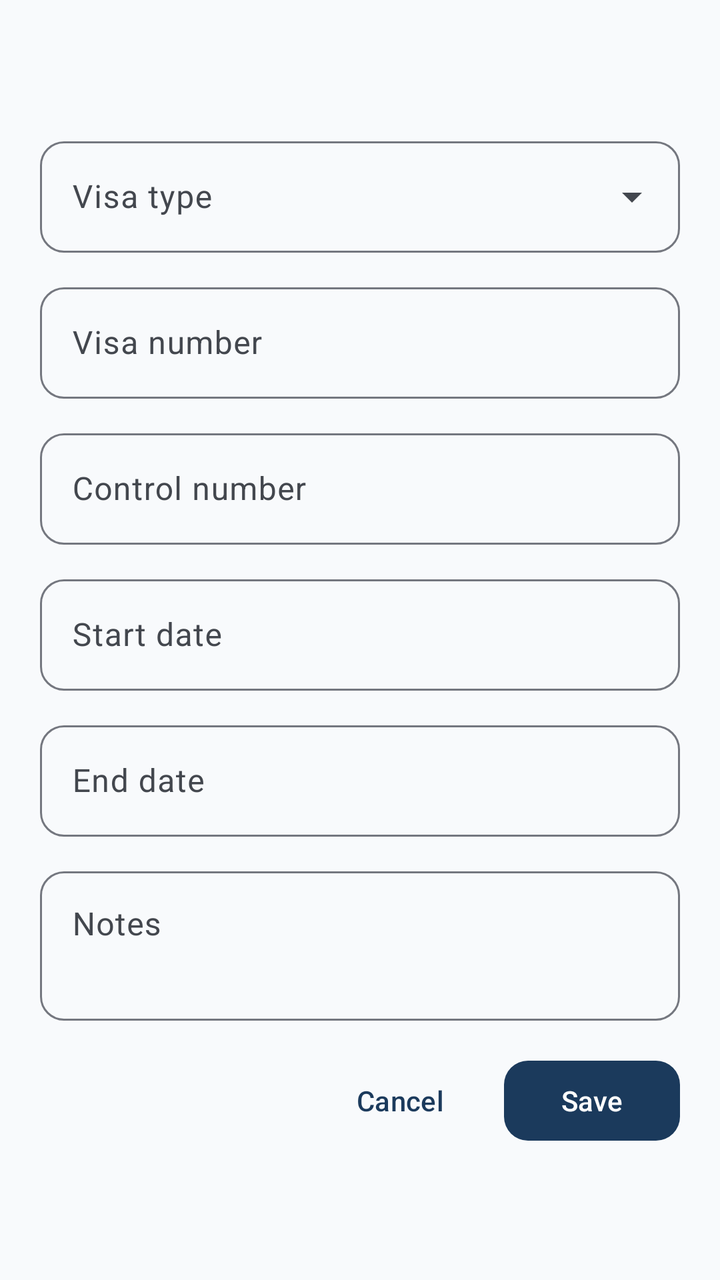
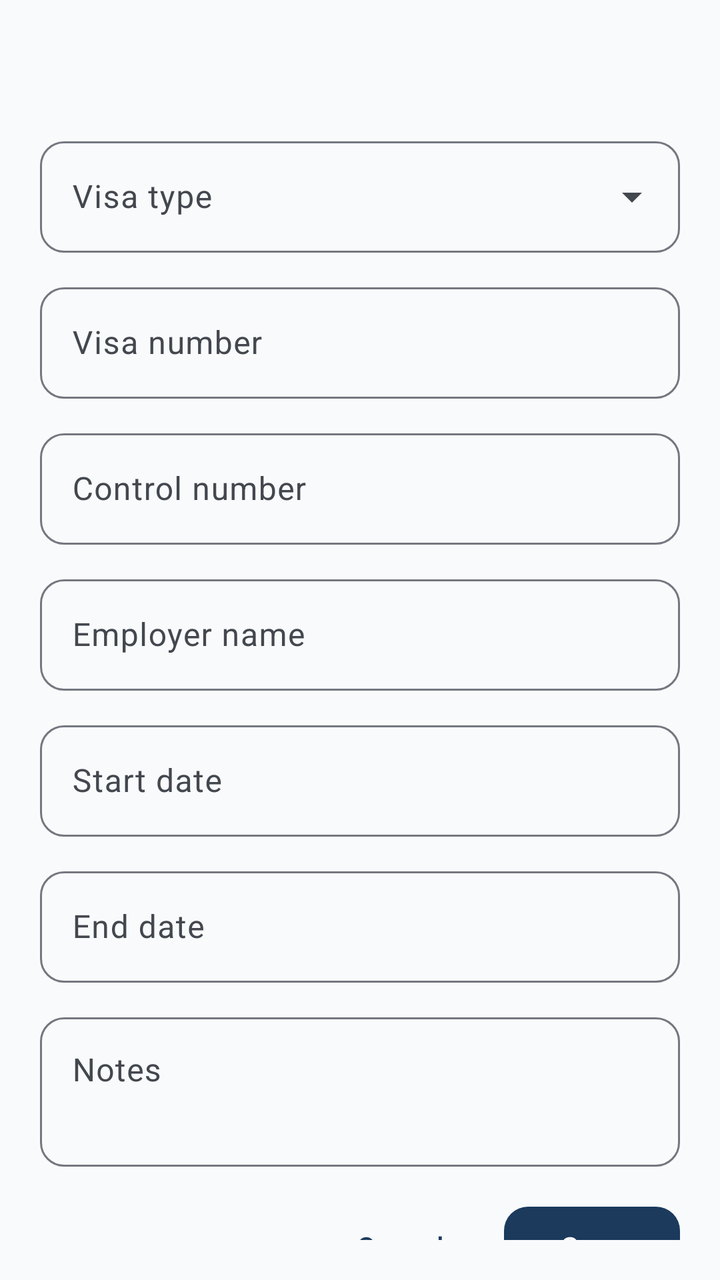

Compare the two renders of this Android layout. The source of the first and the diff that turns it into the second are given below.
<!-- AndroidManifest.xml: application theme Theme.ImmigrantVault -->
<!-- res/layout/bottom_sheet_visa_form.xml -->
<?xml version="1.0" encoding="utf-8"?>
<androidx.core.widget.NestedScrollView xmlns:android="http://schemas.android.com/apk/res/android"
    android:layout_width="match_parent"
    android:layout_height="wrap_content"
    android:padding="@dimen/form_padding">

    <LinearLayout
        android:layout_width="match_parent"
        android:layout_height="wrap_content"
        android:orientation="vertical">

        <TextView
            android:id="@+id/form_title"
            android:layout_width="match_parent"
            android:layout_height="wrap_content"
            android:layout_marginBottom="16dp"
            android:textAppearance="@style/TextAppearance.ImmigrantVault.FormTitle" />

        <com.google.android.material.textfield.TextInputLayout
            android:id="@+id/input_type_layout"
            style="@style/Widget.ImmigrantVault.TextInputLayout.ExposedDropdownMenu"
            android:layout_width="match_parent"
            android:layout_height="wrap_content"
            android:hint="@string/label_visa_entry_type">

            <AutoCompleteTextView
                android:id="@+id/input_type"
                android:layout_width="match_parent"
                android:layout_height="wrap_content"
                android:inputType="none" />

        </com.google.android.material.textfield.TextInputLayout>

        <com.google.android.material.textfield.TextInputLayout
            android:id="@+id/input_visa_number_layout"
            style="@style/Widget.ImmigrantVault.TextInputLayout"
            android:layout_width="match_parent"
            android:layout_height="wrap_content"
            android:layout_marginTop="@dimen/form_field_spacing"
            android:hint="@string/label_visa_number">

            <com.google.android.material.textfield.TextInputEditText
                android:id="@+id/input_visa_number"
                android:layout_width="match_parent"
                android:layout_height="wrap_content" />

        </com.google.android.material.textfield.TextInputLayout>

        <com.google.android.material.textfield.TextInputLayout
            android:id="@+id/input_control_number_layout"
            style="@style/Widget.ImmigrantVault.TextInputLayout"
            android:layout_width="match_parent"
            android:layout_height="wrap_content"
            android:layout_marginTop="@dimen/form_field_spacing"
            android:hint="@string/label_control_number">

            <com.google.android.material.textfield.TextInputEditText
                android:id="@+id/input_control_number"
                android:layout_width="match_parent"
                android:layout_height="wrap_content" />

        </com.google.android.material.textfield.TextInputLayout>

        <com.google.android.material.textfield.TextInputLayout
            android:id="@+id/input_start_layout"
            style="@style/Widget.ImmigrantVault.TextInputLayout"
            android:layout_width="match_parent"
            android:layout_height="wrap_content"
            android:layout_marginTop="@dimen/form_field_spacing"
            android:hint="@string/label_start_date">

            <com.google.android.material.textfield.TextInputEditText
                android:id="@+id/input_start"
                android:layout_width="match_parent"
                android:layout_height="wrap_content"
                android:focusable="false" />

        </com.google.android.material.textfield.TextInputLayout>

        <com.google.android.material.textfield.TextInputLayout
            android:id="@+id/input_end_layout"
            style="@style/Widget.ImmigrantVault.TextInputLayout"
            android:layout_width="match_parent"
            android:layout_height="wrap_content"
            android:layout_marginTop="@dimen/form_field_spacing"
            android:hint="@string/label_end_date">

            <com.google.android.material.textfield.TextInputEditText
                android:id="@+id/input_end"
                android:layout_width="match_parent"
                android:layout_height="wrap_content"
                android:focusable="false" />

        </com.google.android.material.textfield.TextInputLayout>

        <com.google.android.material.textfield.TextInputLayout
            android:id="@+id/input_notes_layout"
            style="@style/Widget.ImmigrantVault.TextInputLayout"
            android:layout_width="match_parent"
            android:layout_height="wrap_content"
            android:layout_marginTop="@dimen/form_field_spacing"
            android:hint="@string/label_notes">

            <com.google.android.material.textfield.TextInputEditText
                android:id="@+id/input_notes"
                android:layout_width="match_parent"
                android:layout_height="wrap_content"
                android:gravity="top"
                android:inputType="textMultiLine"
                android:minLines="2" />

        </com.google.android.material.textfield.TextInputLayout>

        <LinearLayout
            android:layout_width="match_parent"
            android:layout_height="wrap_content"
            android:layout_marginTop="16dp"
            android:gravity="end"
            android:orientation="horizontal">

            <com.google.android.material.button.MaterialButton
                android:id="@+id/btn_delete"
                style="@style/Widget.ImmigrantVault.Button.Text"
                android:layout_width="wrap_content"
                android:layout_height="wrap_content"
                android:text="@string/action_delete"
                android:textColor="?attr/colorError"
                android:visibility="gone" />

            <View
                android:layout_width="0dp"
                android:layout_height="0dp"
                android:layout_weight="1" />

            <com.google.android.material.button.MaterialButton
                android:id="@+id/btn_cancel"
                style="@style/Widget.ImmigrantVault.Button.Text"
                android:layout_width="wrap_content"
                android:layout_height="wrap_content"
                android:text="@string/action_cancel" />

            <com.google.android.material.button.MaterialButton
                android:id="@+id/btn_save"
                android:layout_width="wrap_content"
                android:layout_height="wrap_content"
                android:layout_marginStart="8dp"
                android:text="@string/action_save" />

        </LinearLayout>

    </LinearLayout>

</androidx.core.widget.NestedScrollView>
<!-- resources referenced by this layout -->
<resources>
  <dimen name="form_field_spacing">12dp</dimen>
  <dimen name="form_padding">20dp</dimen>
  <string name="action_cancel">Cancel</string>
  <string name="action_delete">Delete</string>
  <string name="action_save">Save</string>
  <string name="label_control_number">Control number</string>
  <string name="label_end_date">End date</string>
  <string name="label_notes">Notes</string>
  <string name="label_start_date">Start date</string>
  <string name="label_visa_entry_type">Visa type</string>
  <string name="label_visa_number">Visa number</string>
  <style name="TextAppearance.ImmigrantVault.FormTitle" parent="TextAppearance.Material3.TitleLarge">
          <item name="android:textColor">?attr/colorOnSurface</item>
          <item name="android:letterSpacing">0</item>
      </style>
  <style name="Theme.ImmigrantVault" parent="Base.Theme.ImmigrantVault" />
  <style name="ShapeAppearance.ImmigrantVault.SmallComponent" parent="ShapeAppearance.Material3.SmallComponent">
          <item name="cornerFamily">rounded</item>
          <item name="cornerSize">@dimen/corner_small</item>
      </style>
  <dimen name="corner_small">12dp</dimen>
  <color name="md_theme_primary">#1B3A5C</color>
  <color name="md_theme_on_primary">#FFFFFF</color>
  <color name="md_theme_primary_container">#D4E3F3</color>
  <color name="md_theme_on_primary_container">#0A1F33</color>
  <color name="md_theme_secondary">#2A9D8F</color>
  <color name="md_theme_on_secondary">#FFFFFF</color>
  <color name="md_theme_secondary_container">#B8E8E0</color>
  <color name="md_theme_on_secondary_container">#0A3D36</color>
  <color name="md_theme_tertiary">#E9C46A</color>
  <color name="md_theme_on_tertiary">#3D2F00</color>
  <color name="md_theme_tertiary_container">#FFF0C2</color>
  <color name="md_theme_on_tertiary_container">#4A3800</color>
  <color name="md_theme_error">#BA1A1A</color>
  <color name="md_theme_on_error">#FFFFFF</color>
  <color name="md_theme_error_container">#FFDAD6</color>
  <color name="md_theme_on_error_container">#410002</color>
  <color name="md_theme_background">#F8FAFC</color>
  <color name="md_theme_on_background">#1A1C1E</color>
  <color name="md_theme_surface">#FFFFFF</color>
  <color name="md_theme_on_surface">#1A1C1E</color>
  <color name="md_theme_surface_variant">#E8EEF4</color>
  <color name="md_theme_on_surface_variant">#43474E</color>
  <color name="md_theme_outline">#74777F</color>
  <color name="md_theme_outline_variant">#C4C7CF</color>
  <style name="ShapeAppearance.ImmigrantVault.MediumComponent" parent="ShapeAppearance.Material3.MediumComponent">
          <item name="cornerFamily">rounded</item>
          <item name="cornerSize">@dimen/corner_medium</item>
      </style>
  <style name="ShapeAppearance.ImmigrantVault.LargeComponent" parent="ShapeAppearance.Material3.LargeComponent">
          <item name="cornerFamily">rounded</item>
          <item name="cornerSize">@dimen/corner_extra_large</item>
      </style>
  <style name="Widget.ImmigrantVault.Card" parent="Widget.Material3.CardView.Elevated">
          <item name="cardCornerRadius">@dimen/corner_large</item>
          <item name="cardElevation">@dimen/elevation_card</item>
          <item name="cardBackgroundColor">?attr/colorSurface</item>
      </style>
  <style name="ThemeOverlay.ImmigrantVault.BottomSheetDialog" parent="ThemeOverlay.Material3.BottomSheetDialog">
          <item name="bottomSheetStyle">@style/Widget.ImmigrantVault.BottomSheet</item>
      </style>
  <style name="ThemeOverlay.ImmigrantVault.MaterialAlertDialog" parent="ThemeOverlay.Material3.MaterialAlertDialog">
          <item name="shapeAppearance">@style/ShapeAppearance.ImmigrantVault.MediumComponent</item>
          <item name="shapeAppearanceOverlay">@null</item>
      </style>
  <dimen name="corner_medium">16dp</dimen>
  <dimen name="corner_extra_large">28dp</dimen>
  <dimen name="corner_large">20dp</dimen>
  <dimen name="elevation_card">2dp</dimen>
  <!-- unchanged entries left out for length: 7 -->
</resources>

<!-- the commit's change to res/layout/bottom_sheet_visa_form.xml (unified diff, before → after) -->
@@ -56,6 +56,21 @@
 
             <com.google.android.material.textfield.TextInputEditText
                 android:id="@+id/input_control_number"
+                android:layout_width="match_parent"
+                android:layout_height="wrap_content" />
+
+        </com.google.android.material.textfield.TextInputLayout>
+
+        <com.google.android.material.textfield.TextInputLayout
+            android:id="@+id/input_employer_layout"
+            style="@style/Widget.ImmigrantVault.TextInputLayout"
+            android:layout_width="match_parent"
+            android:layout_height="wrap_content"
+            android:layout_marginTop="@dimen/form_field_spacing"
+            android:hint="@string/label_employer_name">
+
+            <com.google.android.material.textfield.TextInputEditText
+                android:id="@+id/input_employer"
                 android:layout_width="match_parent"
                 android:layout_height="wrap_content" />
 
<!-- resource entries referenced after the edit -->
@@ -6,6 +6,7 @@
   <string name="action_delete">Delete</string>
   <string name="action_save">Save</string>
   <string name="label_control_number">Control number</string>
+  <string name="label_employer_name">Employer name</string>
   <string name="label_end_date">End date</string>
   <string name="label_notes">Notes</string>
   <string name="label_start_date">Start date</string>
